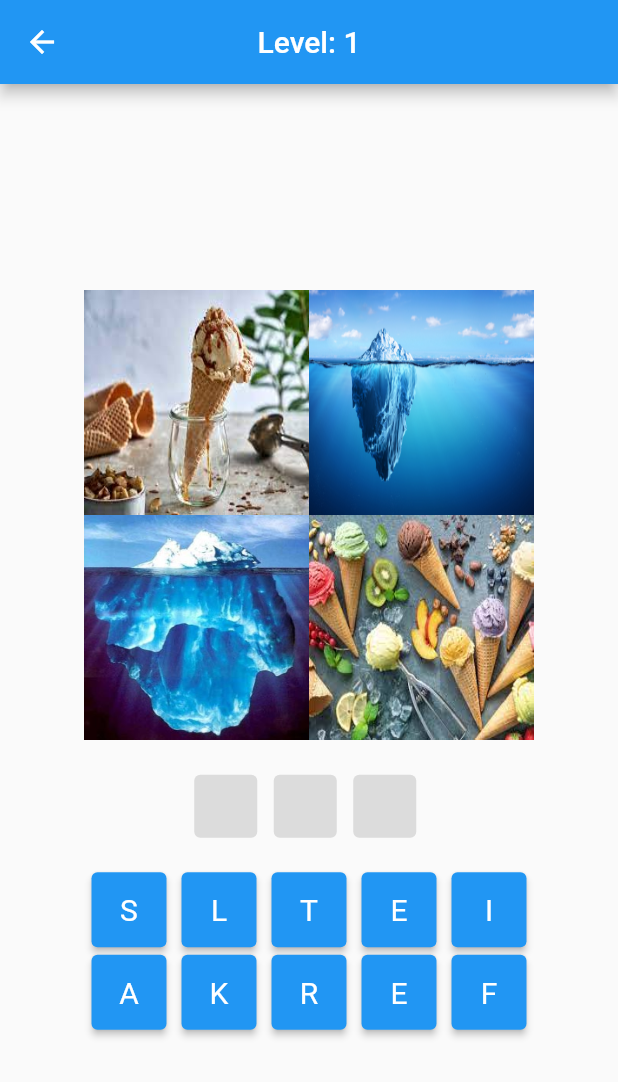
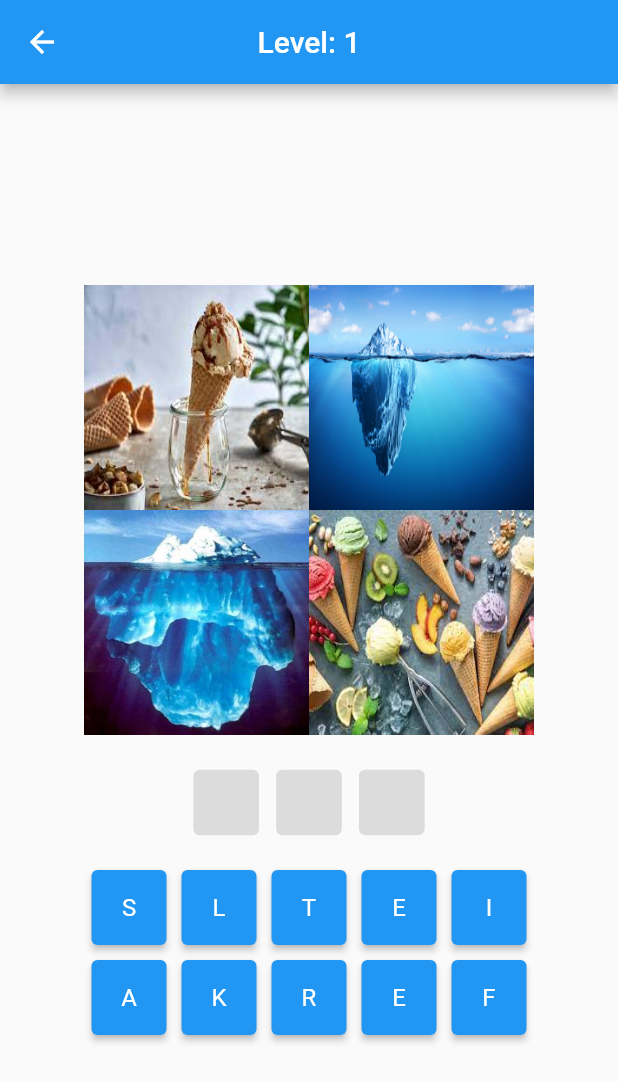
Before and after one commit to RiccardoDotExe/Four-Pictures-One-Word-in-Flutter, a Flutter app: the screen it shows after launch, after a tap on "PLAY", on a phone screen of 412 x 824 dp. Shown: the top 1082 px of the screen. Run offline on Flutter 3.47's test engine with Material 2 defaults, Android fonts, the phone set to English and light mode, and no system bars; drawn by our look-alikes of flutter_animate; our stand-ins replace shared_preferences.

Commit message:
added comments and widgets, improved structure

```diff
--- a/lib/provider/level_provider.dart
+++ b/lib/provider/level_provider.dart
@@ -1,17 +1,28 @@
 import 'package:flutter/material.dart';
+
+//used for level data on device
 import 'package:four_pictures_one_word/sharedpreferences/shared_preference_helper.dart';
+
+//custom widgets
 import 'package:four_pictures_one_word/widgets/solution_button_widget.dart';
+import 'package:four_pictures_one_word/widgets/input_button_widget.dart';
 
+//ALL IN ONE PROVIDER FOR NOW MAYSBE SPLIT IT UP LATER
 class LevelProvider extends ChangeNotifier {
   late SharedPreferenceHelper _sharedPrefsHelper;
 
-  //level provider
+  //LEVEL PROVIDER
+  //level data
   late int _currentLevel = 0;
   final int _maxLevel = 3;
 
+  //used for triggering the win screen
   late bool winScreen = false;
-  int shakeEffect = 0;
 
+  //used for triggering the animation effect
+  int animationTrigger = 0;
+
+  //constructor
   LevelProvider() {
     _sharedPrefsHelper = SharedPreferenceHelper();
     _currentLevel = getCurrentLevel;
@@ -19,10 +30,12 @@ class LevelProvider extends ChangeNotifier {
     notifyListeners();
   }
 
+  //gets the max level
   int get maxLevel {
     return _maxLevel;
   }
 
+  //gets the level from shared preference and sets the variable
   int get getCurrentLevel {
     _sharedPrefsHelper.getCurrentLevelFromSharedPreference.then((statusValue) {
       _currentLevel = statusValue;
@@ -30,29 +43,31 @@ class LevelProvider extends ChangeNotifier {
     return _currentLevel;
   }
 
+  //upadtes the level variable and shared preference with a value
   void updateLevel(int level) {
     _sharedPrefsHelper.changeLevel(level);
     _sharedPrefsHelper.getCurrentLevelFromSharedPreference.then((levelStatus) {
       _currentLevel = levelStatus;
     });
-
     notifyListeners();
   }
 
+  //clears the level variable and shared preference
   void clearLevel() {
     _sharedPrefsHelper.deleteLevel();
     _sharedPrefsHelper.getCurrentLevelFromSharedPreference.then((levelStatus) {
       _currentLevel = levelStatus;
     });
-
     notifyListeners();
   }
 
-  //button provider
+  //BUTTON PROVIDER
+  //data for the buttons
   String stageName = "EIS";
   List<int> solutionList = [];
   List<bool> buttonEnabledArray = [];
 
+  //list to handle the visibility of the input buttons
   List<bool> visibilityOfButtons = List<bool>.filled(10, true);
 
   //data with all solutions according to level
@@ -80,9 +95,10 @@ class LevelProvider extends ChangeNotifier {
     9: '0'
   };
 
+  //loads the stage data
   void updateStage() {
     if (_currentLevel < levelSolutions.length) {
-      shakeEffect = 0;
+      animationTrigger = 0;
       stageName = levelSolutions[_currentLevel].toLowerCase();
       visibilityOfButtons = List<bool>.filled(10, true);
       stageName = levelSolutions[_currentLevel];
@@ -96,10 +112,12 @@ class LevelProvider extends ChangeNotifier {
     }
   }
 
-  void resetShakeEffect() {
-    shakeEffect = -1;
+  //used to reset the animation effect
+  void resetAnimationEffect() {
+    animationTrigger = -1;
   }
 
+  //removes the input button from the solution
   void removeInputButton(int buttonNumber) {
     buttonEnabledArray[buttonNumber] = false;
     visibilityOfButtons[solutionList[buttonNumber]] = true;
@@ -107,6 +125,7 @@ class LevelProvider extends ChangeNotifier {
     notifyListeners();
   }
 
+  //adds the input button to the solution
   void addInputButton(int buttonNumber) {
     int spot = checkAvailableSpot();
     if (spot == -1) {
@@ -121,31 +140,38 @@ class LevelProvider extends ChangeNotifier {
     notifyListeners();
   }
 
+  //checks if the solution is correct
   void attemptCheck() {
+    //makes a string out of the solution list for the check
     String attempt = "";
     for (int i = 0; i < stageName.length; i++) {
       attempt = attempt + buttonLetters[solutionList[i]];
     }
+    //checks if the attempt is correct
     if (attempt == stageName) {
-      //print("Right!");
+      //checks if the level is the last level
       if (_currentLevel == levelSolutions.length - 1) {
         _currentLevel++;
         updateLevel(_currentLevel);
-        resetShakeEffect();
+        resetAnimationEffect();
         winScreen = true;
-      } else if (_currentLevel < levelSolutions.length - 1) {
+      }
+      //if is not the last level
+      else if (_currentLevel < levelSolutions.length - 1) {
         _currentLevel++;
         updateLevel(_currentLevel);
         updateStage();
-        resetShakeEffect();
+        resetAnimationEffect();
       }
-    } else {
-      shakeEffect = shakeEffect + 2;
-      //print(shakeEffect);
+    }
+    //play the animation because the attempt is wrong
+    else {
+      animationTrigger = animationTrigger + 2;
     }
     notifyListeners();
   }
 
+  //checks if there is an available spot in the solution list
   int checkAvailableSpot() {
     for (int i = 0; i < solutionList.length; i++) {
       if (solutionList[i] == -1) {
@@ -155,13 +181,13 @@ class LevelProvider extends ChangeNotifier {
     return -1;
   }
 
+  //checks if the solution list is full
   bool listFull() {
     for (int i = 0; i < solutionList.length; i++) {
       if (solutionList[i] == -1) {
         return false;
       }
     }
-
     return true;
   }
 
@@ -169,13 +195,28 @@ class LevelProvider extends ChangeNotifier {
   List<Widget> generateSolutionButtons() {
     int numberOfButtons = solutionList.length;
     List<Widget> buttons = [];
+    buttons.add(const SizedBox(width: 5));
     for (int i = 0; i < numberOfButtons; i++) {
-      //for space between buttons
       if (i < numberOfButtons) {
         buttons.add(SolutionButtonWidget(index: i));
+        //for space between buttons
         buttons.add(const SizedBox(width: 5));
       }
     }
     return buttons;
   }
+
+  //used to generate the input buttons
+  List<Widget> generateInputButtons(int start, int end) {
+    List<Widget> buttons = [];
+    buttons.add(const SizedBox(width: 10));
+    for (start; start < end; start++) {
+      if (start < end) {
+        buttons.add(InputButtonWidget(index: start));
+        //for space between buttons
+        buttons.add(const SizedBox(width: 10));
+      }
+    }
+    return buttons;
+  }
 }
--- a/lib/screens/game_screen.dart
+++ b/lib/screens/game_screen.dart
@@ -1,10 +1,13 @@
 import 'package:flutter/material.dart';
-import 'package:flutter_animate/flutter_animate.dart';
 
+//provider
+import 'package:provider/provider.dart';
 import 'package:four_pictures_one_word/provider/level_provider.dart';
+
+//custom widgets
+import 'package:four_pictures_one_word/widgets/center_row.dart';
+import 'package:four_pictures_one_word/widgets/animated_row.dart';
 import 'package:four_pictures_one_word/widgets/image_stack_widget.dart';
-import 'package:four_pictures_one_word/widgets/input_button_widget.dart';
-import 'package:provider/provider.dart';
 
 class GameScreen extends StatefulWidget {
   const GameScreen({super.key});
@@ -17,93 +20,31 @@ class _GameScreenState extends State<GameScreen> {
   Widget build(BuildContext context) {
     return Consumer<LevelProvider>(
         builder: (context, levelProvider, child) => Scaffold(
+              //app bar with current level
               appBar: AppBar(
                 title: Text("Level: ${levelProvider.getCurrentLevel + 1}"),
                 centerTitle: true,
               ),
               body: Center(
-                child: Column(
-                  mainAxisSize: MainAxisSize.min,
-                  children: <Widget>[
-                    ImageStackWidget(stageName: levelProvider.stageName),
-                    const SizedBox(height: 20),
-                    Row(
-                      mainAxisAlignment: MainAxisAlignment.center,
-                      crossAxisAlignment: CrossAxisAlignment.center,
-                      children: levelProvider.generateSolutionButtons(),
-                    )
-                        .animate(
-                          target: (levelProvider.shakeEffect == 1) ? 1 : 0,
-                          onComplete: (controller) {
-                            setState(() {
-                              //print(levelProvider.shakeEffect.toString() +" in method 1");
-                              levelProvider.shakeEffect =
-                                  levelProvider.shakeEffect - 1;
-                              //print(levelProvider.shakeEffect.toString() +" in method 2");
-                            });
-                          },
-                        )
-                        .tint(
-                            color: const Color.fromARGB(169, 244, 54, 54),
-                            duration: 100.ms)
-                        .shake(hz: 35),
-                    const SizedBox(height: 20),
-                    Row(
-                      mainAxisAlignment: MainAxisAlignment.center,
-                      crossAxisAlignment: CrossAxisAlignment.center,
+                child: SizedBox(
+                  height: MediaQuery.of(context).size.height,
+                  width: MediaQuery.of(context).size.width,
+                  child: FittedBox(
+                    fit: BoxFit.contain,
+                    child: Column(
                       children: <Widget>[
-                        InputButtonWidget(index: 0),
-                        const SizedBox(width: 10),
-                        InputButtonWidget(index: 1),
-                        const SizedBox(width: 10),
-                        InputButtonWidget(index: 2),
-                        const SizedBox(width: 10),
-                        InputButtonWidget(index: 3),
-                        const SizedBox(width: 10),
-                        InputButtonWidget(index: 4),
+                        ImageStackWidget(stageName: levelProvider.stageName),
+                        const SizedBox(height: 20),
+                        AnimatedSolutionRow(),
+                        const SizedBox(height: 20),
+                        CustomCenterRow(
+                            widgets: levelProvider.generateInputButtons(0, 5)),
+                        const SizedBox(height: 10),
+                        CustomCenterRow(
+                            widgets: levelProvider.generateInputButtons(5, 10)),
                       ],
                     ),
-                    const SizedBox(height: 5),
-                    Row(
-                      mainAxisAlignment: MainAxisAlignment.center,
-                      crossAxisAlignment: CrossAxisAlignment.center,
-                      children: <Widget>[
-                        InputButtonWidget(index: 5),
-                        const SizedBox(width: 10),
-                        InputButtonWidget(index: 6),
-                        const SizedBox(width: 10),
-                        InputButtonWidget(index: 7),
-                        const SizedBox(width: 10),
-                        InputButtonWidget(index: 8),
-                        const SizedBox(width: 10),
-                        InputButtonWidget(index: 9),
-                      ],
-                    ),
-
-                    //for testing purposes
-                    /*
-                    const SizedBox(height: 20),
-                    Row(
-                      mainAxisAlignment: MainAxisAlignment.center,
-                      crossAxisAlignment: CrossAxisAlignment.center,
-                      children: [
-                        Visibility(
-                          maintainSize: true,
-                          maintainAnimation: true,
-                          maintainState: true,
-                          visible: true,
-                          child: ElevatedButton(
-                            onPressed: () {
-                              levelProvider.clearLevel();
-                              Navigator.pop(context);
-                            },
-                            child: const Text('reset'),
-                          ),
-                        ),
-                      ],
-                    ),
-                    */
-                  ],
+                  ),
                 ),
               ),
             ));
--- a/lib/screens/home_screen.dart
+++ b/lib/screens/home_screen.dart
@@ -1,7 +1,11 @@
 import 'package:flutter/material.dart';
+
+//provider
+import 'package:provider/provider.dart';
+import 'package:four_pictures_one_word/provider/level_provider.dart';
+
+//game screen
 import 'package:four_pictures_one_word/screens/game_screen.dart';
-import 'package:four_pictures_one_word/provider/level_provider.dart';
-import 'package:provider/provider.dart';
 
 // ignore: must_be_immutable
 class HomeScreen extends StatefulWidget {
@@ -38,8 +42,10 @@ class _HomeScreenState extends State<HomeScreen> {
                   crossAxisAlignment: CrossAxisAlignment.center,
                   children: [
                     Text(
+                        //current level
                         "Level: ${firstTimeLoaded() ? levelProvider.getCurrentLevel + 1 : widget.initialLevel + 1}"),
                     const SizedBox(height: 20),
+                    //play button
                     ElevatedButton(
                       onPressed: () {
                         if (levelProvider.getCurrentLevel <
@@ -50,13 +56,13 @@ class _HomeScreenState extends State<HomeScreen> {
                                   builder: (context) => const GameScreen()))
                               .then((value) => levelProvider.updateStage());
                         } else {
-                          winScreen();
+                          winScreen(levelProvider);
                         }
                       },
                       child: const Text("PLAY"),
                     ),
 
-                    //for testing purposes
+                    //buttons for testing purposes
                     /*
                     ElevatedButton(
                       onPressed: () {
@@ -79,11 +85,12 @@ class _HomeScreenState extends State<HomeScreen> {
             ));
   }
 
-  Future winScreen() => showDialog(
+  //pop up when the user plays through all levels
+  Future winScreen(LevelProvider levelProvider) => showDialog(
       context: context,
       builder: (context) => AlertDialog(
-            content: const Text(
-                "You played through all 3 levels. Wait for more to come. Congrats!"),
+            content: Text(
+                "You played through all ${levelProvider.maxLevel} levels. Wait for more to come. Congrats!"),
             actions: [
               Row(
                 mainAxisAlignment: MainAxisAlignment.center,
--- /dev/null
+++ b/lib/widgets/animated_row.dart
@@ -0,0 +1,59 @@
+import 'package:flutter/material.dart';
+
+//for animations
+import 'package:flutter_animate/flutter_animate.dart';
+
+//provider
+import 'package:provider/provider.dart';
+import 'package:four_pictures_one_word/provider/level_provider.dart';
+
+class AnimatedSolutionRow extends StatefulWidget {
+  // ignore: prefer_const_constructors_in_immutables
+  AnimatedSolutionRow({
+    super.key,
+  });
+
+  @override
+  // ignore: library_private_types_in_public_api
+  _AnimatedSolutionRowState createState() => _AnimatedSolutionRowState();
+}
+
+class _AnimatedSolutionRowState extends State<AnimatedSolutionRow> {
+  @override
+  Widget build(BuildContext context) {
+    LevelProvider levelProvider = Provider.of<LevelProvider>(context);
+    //animate effect when solution is wrong
+    return Animate(
+      effects: [
+        ShakeEffect(
+          duration: 100.ms,
+          hz: 35,
+        ),
+        TintEffect(
+          duration: 100.ms,
+          color: const Color.fromARGB(169, 242, 55, 55),
+        ),
+      ],
+      //handles the animation trigger
+      target: (levelProvider.animationTrigger == 1) ? 1 : 0,
+      onComplete: (controller) {
+        setState(() {
+          levelProvider.animationTrigger = levelProvider.animationTrigger - 1;
+        });
+      },
+      //row scales with amount of solution letters and screen width
+      child: SizedBox(
+        height: 50,
+        width: MediaQuery.of(context).size.width,
+        child: FittedBox(
+          fit: BoxFit.contain,
+          child: Row(
+            mainAxisAlignment: MainAxisAlignment.center,
+            crossAxisAlignment: CrossAxisAlignment.center,
+            children: levelProvider.generateSolutionButtons(),
+          ),
+        ),
+      ),
+    );
+  }
+}
--- /dev/null
+++ b/lib/widgets/center_row.dart
@@ -0,0 +1,28 @@
+import 'package:flutter/material.dart';
+
+//just a simple row that is centered and takes in a list of widgets
+class CustomCenterRow extends StatelessWidget {
+  final List<Widget> widgets;
+
+  // ignore: prefer_const_constructors_in_immutables
+  CustomCenterRow({
+    super.key,
+    required this.widgets,
+  });
+
+  @override
+  Widget build(BuildContext context) {
+    //row scales with screen width
+    return SizedBox(
+      height: 50,
+      width: MediaQuery.of(context).size.width,
+      child: FittedBox(
+        fit: BoxFit.contain,
+        child: Row(
+            mainAxisAlignment: MainAxisAlignment.center,
+            crossAxisAlignment: CrossAxisAlignment.center,
+            children: widgets),
+      ),
+    );
+  }
+}
--- a/lib/widgets/image_stack_widget.dart
+++ b/lib/widgets/image_stack_widget.dart
@@ -27,7 +27,7 @@ class _ImageStackWidgetState extends State<ImageStackWidget> {
     });
   }
 
-  //used to generatea the clickable images
+  //used to generate the clickable images
   GestureDetector generateClickableImages(int index, String stageName) {
     return GestureDetector(
       onTap: () {
@@ -45,9 +45,11 @@ class _ImageStackWidgetState extends State<ImageStackWidget> {
     return SizedBox(
       width: 300.0,
       height: 300.0,
+      //indexed stack switches between one big picture and grid of pictures
       child: IndexedStack(
         index: _stackIndex,
         children: [
+          //zoomed in picture
           GestureDetector(
             onTap: () {
               changeIndex(1);
@@ -61,6 +63,7 @@ class _ImageStackWidgetState extends State<ImageStackWidget> {
               ),
             ),
           ),
+          //grid of pictures
           GridView.count(
             crossAxisCount: 2,
             children: <Widget>[
--- a/lib/widgets/input_button_widget.dart
+++ b/lib/widgets/input_button_widget.dart
@@ -1,6 +1,8 @@
 import 'package:flutter/material.dart';
+
+//provider
+import 'package:provider/provider.dart';
 import 'package:four_pictures_one_word/provider/level_provider.dart';
-import 'package:provider/provider.dart';
 
 class InputButtonWidget extends StatefulWidget {
   final int index;
@@ -14,18 +16,21 @@ class InputButtonWidget extends StatefulWidget {
 }
 
 class _InputButtonWidgetState extends State<InputButtonWidget> {
+  //button style
   final ButtonStyle inputStyle = ElevatedButton.styleFrom(
-      textStyle: const TextStyle(fontSize: 20),
+      textStyle: const TextStyle(fontSize: 16),
       minimumSize: const Size(50, 50),
       maximumSize: const Size(50, 50));
 
   @override
   Widget build(BuildContext context) {
     LevelProvider levelProvider = Provider.of<LevelProvider>(context);
+    //visibility widget to turn on and off the buttons
     return Visibility(
       maintainSize: true,
       maintainAnimation: true,
       maintainState: true,
+      //checks with the index to see if the button should be visible
       visible: levelProvider.visibilityOfButtons[widget.index],
       child: ElevatedButton(
         style: inputStyle,
@@ -33,16 +38,19 @@ class _InputButtonWidgetState extends State<InputButtonWidget> {
           setState(() {
             levelProvider.addInputButton(widget.index);
           });
+          //checks if the win screen should be triggered
           if (levelProvider.winScreen) {
             levelProvider.winScreen = false;
             winScreen();
           }
         },
+        //gets the letter from the provider
         child: Text(levelProvider.buttonLetters[widget.index]),
       ),
     );
   }
 
+  //win screen
   Future winScreen() => showDialog(
       context: context,
       barrierDismissible: false,
--- a/lib/widgets/solution_button_widget.dart
+++ b/lib/widgets/solution_button_widget.dart
@@ -1,4 +1,6 @@
 import 'package:flutter/material.dart';
+
+//provider
 import 'package:provider/provider.dart';
 import 'package:four_pictures_one_word/provider/level_provider.dart';
 
@@ -13,6 +15,7 @@ class SolutionButtonWidget extends StatefulWidget {
 }
 
 class _SolutionButtonWidgetState extends State<SolutionButtonWidget> {
+  //button style
   final ButtonStyle solutionStyle = ElevatedButton.styleFrom(
       textStyle: const TextStyle(fontSize: 15),
       minimumSize: const Size(42, 42),
@@ -21,15 +24,18 @@ class _SolutionButtonWidgetState extends State<SolutionButtonWidget> {
   @override
   Widget build(BuildContext context) {
     LevelProvider levelProvider = Provider.of<LevelProvider>(context);
-    final solutionList = levelProvider.solutionList; // GET SOLUTION LIST
-    final buttonEnabledArray =
-        levelProvider.buttonEnabledArray; // GET ENABLE ARRAY LIST
+
+    //get data from provider
+    final solutionList = levelProvider.solutionList;
+    final buttonEnabledArray = levelProvider.buttonEnabledArray;
 
     return ElevatedButton(
       style: solutionStyle,
+      //checks if the button is enabled and give it a function accordingly
       onPressed: buttonEnabledArray[widget.index]
           ? () => levelProvider.removeInputButton(widget.index)
           : null,
+      //gets the letter from the provider
       child: Text(levelProvider.buttonLetters[solutionList[widget.index]]),
     );
   }
```
Also changed, not shown: lib/screens/main.dart (+14 -6 lines), lib/sharedpreferences/shared_preference_helper.dart (+5 -3 lines).
